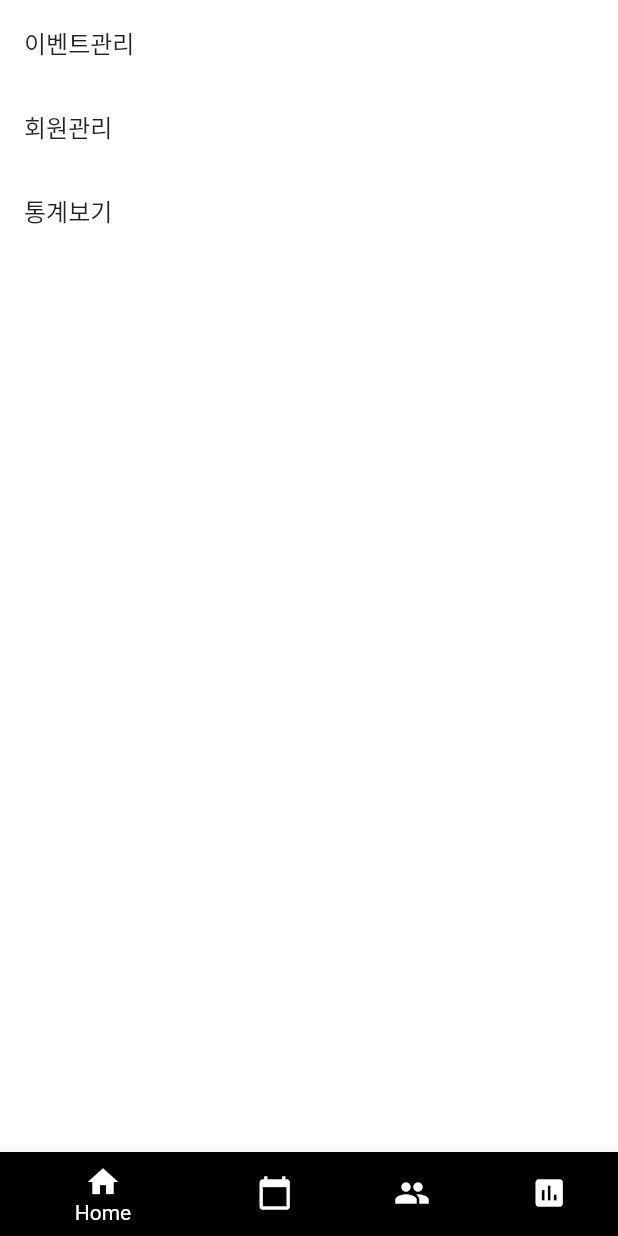
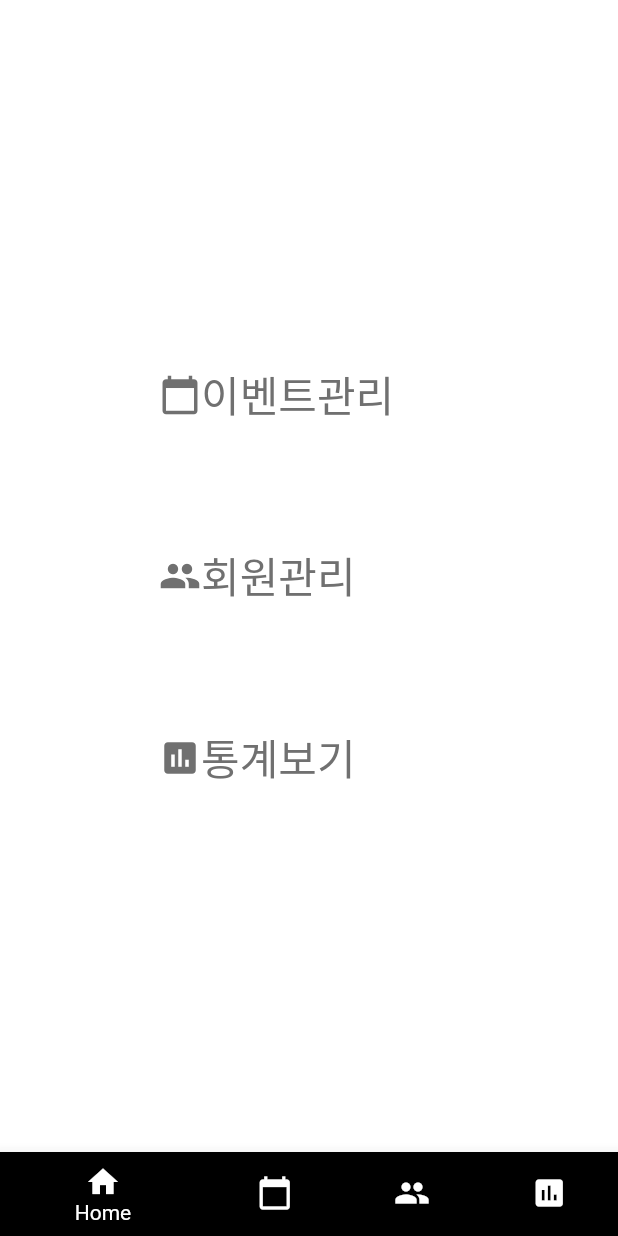
Before and after one commit to cruel-32/dart, a Flutter app: the screen it shows after launch, on a phone screen of 412 x 824 dp. Run offline on Flutter 3.47's test engine with Material 2 defaults, Android fonts, the phone set to English and light mode, and no system bars; accounts and stored records are empty.

Commit message:
flutter layout 구성중...

```diff
--- a/flutters/lib/MainScreen/HomeScreen/index.dart
+++ b/flutters/lib/MainScreen/HomeScreen/index.dart
@@ -10,9 +10,9 @@ import '../../provider/mainProv.dart';
 
 class HomeScreen extends StatelessWidget {
   final List<LinkItem> linkItems = <LinkItem>[
-    LinkItem(title:'이벤트관리', description:'이벤트 생성,삭제,출석관리', icon:'', index:1),
-    LinkItem(title:'회원관리', description:'회원 신규,수정,삭제관리', icon:'', index:2),
-    LinkItem(title:'통계보기', description:'여러가지 통계 보기', icon:'', index:3),
+    LinkItem(title:'이벤트관리', description:'이벤트 생성,삭제,출석관리', icon:Icons.calendar_today, index:1),
+    LinkItem(title:'회원관리', description:'회원 신규,수정,삭제관리', icon:Icons.people, index:2),
+    LinkItem(title:'통계보기', description:'여러가지 통계 보기', icon:Icons.insert_chart, index:3),
   ];
 
   HomeScreen({Key key}) : super(key: key);
@@ -21,22 +21,42 @@ class HomeScreen extends StatelessWidget {
   @override
   Widget build(BuildContext context){
     final mainIndex = Provider.of<MainIndex>(context);
-
-    return Scaffold(
-      body: Center(
-        child: ListView.builder(
+    return Center(
+      child:Container(
+        width: 200,
+        child:ListView.builder(
+          shrinkWrap: true,
           itemCount: linkItems.length,
           itemBuilder: (BuildContext context, int index){
-            return ListTile(
-              title: Text(linkItems[index].title),
-              onTap: () {
-                print('index: $index random: ${Random().nextInt(10)}  context: $context');
-                mainIndex.setIndex(linkItems[index].index);
-              },
+            return Container(
+              // color: Colors.red,
+              padding: const EdgeInsets.symmetric(vertical: 40),
+              child: GestureDetector(
+                onTap: () {
+                  print('index: $index random: ${Random().nextInt(10)}  context: $context');
+                  mainIndex.setIndex(linkItems[index].index);
+                },
+                child: Row(
+                  children: <Widget>[
+                    Icon(
+                      linkItems[index].icon,
+                      color: Color(0xFF707070),
+                      size: 28.0,
+                    ),
+                    Text(
+                      linkItems[index].title,
+                      style: TextStyle(
+                        fontSize:28.0,
+                        color: Color(0xFF707070),
+                      ),
+                    ),
+                  ],
+                )
+              ),
             );
           },
         ),
-      ),
+      )
     );
   }
 }
@@ -44,7 +64,7 @@ class HomeScreen extends StatelessWidget {
 class LinkItem {
   final String title;
   final String description;
-  final String icon;
+  final IconData icon;
   final int index;
 
   LinkItem({this.title,this.description,this.icon, this.index});
--- a/flutters/lib/MainScreen/index.dart
+++ b/flutters/lib/MainScreen/index.dart
@@ -4,8 +4,6 @@ import 'bottomNavi.dart';
 class MainScreen extends StatelessWidget {
   @override
   Widget build(BuildContext context){
-    return Scaffold(
-      body: BottomNaviController()
-    );
+    return BottomNaviController();
   }
 }
```
